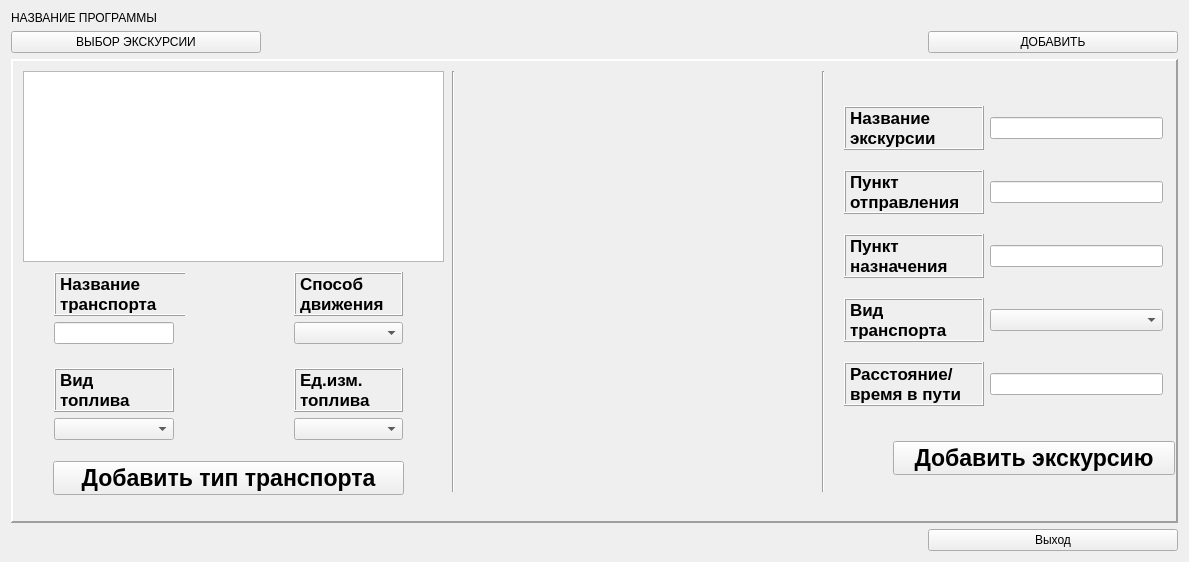
This is excursion/widget.ui in mary-anitikin/excursion_book as Qt 5 draws it before an edit. The edited form follows.
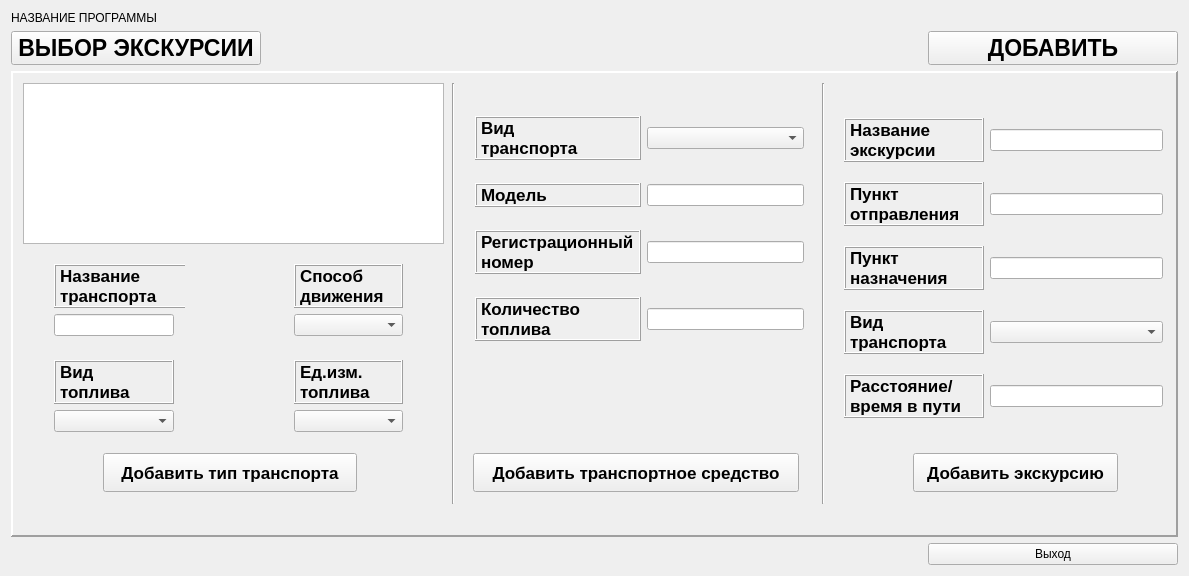
This is the edited form. The open tabs and pages were chosen to show the change.

Patch:
```diff
--- a/excursion/widget.ui
+++ b/excursion/widget.ui
@@ -7,7 +7,7 @@
     <x>0</x>
     <y>0</y>
     <width>1189</width>
-    <height>562</height>
+    <height>576</height>
    </rect>
   </property>
   <property name="windowTitle">
@@ -56,6 +56,14 @@
        <height>0</height>
       </size>
      </property>
+     <property name="font">
+      <font>
+       <pointsize>17</pointsize>
+       <weight>75</weight>
+       <italic>false</italic>
+       <bold>true</bold>
+      </font>
+     </property>
      <property name="text">
       <string>ДОБАВИТЬ</string>
      </property>
@@ -69,6 +77,13 @@
        <height>0</height>
       </size>
      </property>
+     <property name="font">
+      <font>
+       <pointsize>17</pointsize>
+       <weight>75</weight>
+       <bold>true</bold>
+      </font>
+     </property>
      <property name="text">
       <string>ВЫБОР ЭКСКУРСИИ</string>
      </property>
@@ -214,22 +229,22 @@
          <x>10</x>
          <y>10</y>
          <width>421</width>
-         <height>191</height>
+         <height>161</height>
         </rect>
        </property>
       </widget>
       <widget class="QPushButton" name="PBAddTypeTr">
        <property name="geometry">
         <rect>
-         <x>40</x>
-         <y>400</y>
-         <width>351</width>
-         <height>34</height>
+         <x>90</x>
+         <y>380</y>
+         <width>254</width>
+         <height>39</height>
         </rect>
        </property>
        <property name="font">
         <font>
-         <pointsize>17</pointsize>
+         <pointsize>13</pointsize>
          <weight>75</weight>
          <bold>true</bold>
         </font>
@@ -241,15 +256,15 @@
       <widget class="QPushButton" name="PB_AddTour">
        <property name="geometry">
         <rect>
-         <x>880</x>
+         <x>900</x>
          <y>380</y>
-         <width>282</width>
-         <height>34</height>
+         <width>205</width>
+         <height>39</height>
         </rect>
        </property>
        <property name="font">
         <font>
-         <pointsize>17</pointsize>
+         <pointsize>13</pointsize>
          <weight>75</weight>
          <bold>true</bold>
         </font>
@@ -485,7 +500,7 @@
        <property name="geometry">
         <rect>
          <x>30</x>
-         <y>200</y>
+         <y>180</y>
          <width>142</width>
          <height>190</height>
         </rect>
@@ -576,7 +591,7 @@
        <property name="geometry">
         <rect>
          <x>270</x>
-         <y>200</y>
+         <y>180</y>
          <width>131</width>
          <height>190</height>
         </rect>
@@ -663,6 +678,169 @@
         </item>
        </layout>
       </widget>
+      <widget class="QPushButton" name="PB_AddTrVehicle">
+       <property name="geometry">
+        <rect>
+         <x>460</x>
+         <y>380</y>
+         <width>326</width>
+         <height>39</height>
+        </rect>
+       </property>
+       <property name="font">
+        <font>
+         <pointsize>13</pointsize>
+         <weight>75</weight>
+         <bold>true</bold>
+        </font>
+       </property>
+       <property name="text">
+        <string>Добавить транспортное средство</string>
+       </property>
+      </widget>
+      <widget class="QWidget" name="layoutWidget">
+       <property name="geometry">
+        <rect>
+         <x>451</x>
+         <y>15</y>
+         <width>351</width>
+         <height>281</height>
+        </rect>
+       </property>
+       <layout class="QGridLayout" name="gridLayout_2">
+        <item row="0" column="0">
+         <widget class="QLabel" name="l_typeTr">
+          <property name="maximumSize">
+           <size>
+            <width>16777215</width>
+            <height>16777215</height>
+           </size>
+          </property>
+          <property name="font">
+           <font>
+            <pointsize>13</pointsize>
+            <weight>75</weight>
+            <bold>true</bold>
+           </font>
+          </property>
+          <property name="frameShape">
+           <enum>QFrame::Box</enum>
+          </property>
+          <property name="frameShadow">
+           <enum>QFrame::Raised</enum>
+          </property>
+          <property name="lineWidth">
+           <number>1</number>
+          </property>
+          <property name="text">
+           <string>Вид
+транспорта</string>
+          </property>
+         </widget>
+        </item>
+        <item row="0" column="1">
+         <widget class="QComboBox" name="CB_availableTransport_2"/>
+        </item>
+        <item row="1" column="0">
+         <widget class="QLabel" name="l_modelTr_7">
+          <property name="minimumSize">
+           <size>
+            <width>140</width>
+            <height>0</height>
+           </size>
+          </property>
+          <property name="font">
+           <font>
+            <pointsize>13</pointsize>
+            <weight>75</weight>
+            <bold>true</bold>
+           </font>
+          </property>
+          <property name="frameShape">
+           <enum>QFrame::Box</enum>
+          </property>
+          <property name="frameShadow">
+           <enum>QFrame::Raised</enum>
+          </property>
+          <property name="lineWidth">
+           <number>1</number>
+          </property>
+          <property name="text">
+           <string>Модель</string>
+          </property>
+         </widget>
+        </item>
+        <item row="1" column="1">
+         <widget class="QLineEdit" name="LE_modelTr"/>
+        </item>
+        <item row="2" column="0">
+         <widget class="QLabel" name="l_numberTr">
+          <property name="minimumSize">
+           <size>
+            <width>140</width>
+            <height>0</height>
+           </size>
+          </property>
+          <property name="font">
+           <font>
+            <pointsize>13</pointsize>
+            <weight>75</weight>
+            <bold>true</bold>
+           </font>
+          </property>
+          <property name="frameShape">
+           <enum>QFrame::Box</enum>
+          </property>
+          <property name="frameShadow">
+           <enum>QFrame::Raised</enum>
+          </property>
+          <property name="lineWidth">
+           <number>1</number>
+          </property>
+          <property name="text">
+           <string>Регистрационный
+номер</string>
+          </property>
+         </widget>
+        </item>
+        <item row="2" column="1">
+         <widget class="QLineEdit" name="LE_numberTr"/>
+        </item>
+        <item row="3" column="0">
+         <widget class="QLabel" name="l_fuelTr">
+          <property name="minimumSize">
+           <size>
+            <width>140</width>
+            <height>0</height>
+           </size>
+          </property>
+          <property name="font">
+           <font>
+            <pointsize>13</pointsize>
+            <weight>75</weight>
+            <bold>true</bold>
+           </font>
+          </property>
+          <property name="frameShape">
+           <enum>QFrame::Box</enum>
+          </property>
+          <property name="frameShadow">
+           <enum>QFrame::Raised</enum>
+          </property>
+          <property name="lineWidth">
+           <number>1</number>
+          </property>
+          <property name="text">
+           <string>Количество
+топлива</string>
+          </property>
+         </widget>
+        </item>
+        <item row="3" column="1">
+         <widget class="QLineEdit" name="LE_fuelQuantityTr"/>
+        </item>
+       </layout>
+      </widget>
      </widget>
     </widget>
    </item>
```
Left out of the diff: 6 changed lines with no effect on the pictures.
